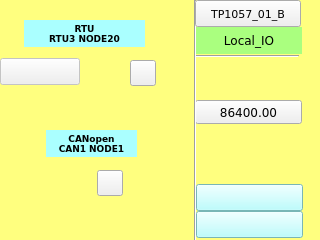
Old version of the form TP1057_01_B/Octopus_Prey/page100.ui in the repository MECTsrl/mect_apps.
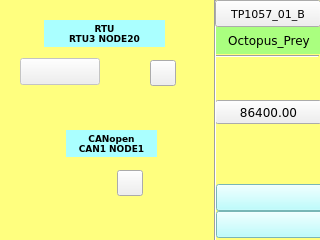
New version of the form. Custom widgets are drawn as their Qt base class.

Commit message: Octopus_Head and Prey review.

```diff
--- a/TP1057_01_B/Octopus_Prey/page100.ui
+++ b/TP1057_01_B/Octopus_Prey/page100.ui
@@ -34,7 +34,7 @@
   <widget class="Line" name="line">
    <property name="geometry">
     <rect>
-     <x>195</x>
+     <x>215</x>
      <y>46</y>
      <width>104</width>
      <height>20</height>
@@ -42,6 +42,7 @@
    </property>
    <property name="font">
     <font>
+     <family>DejaVu Sans</family>
      <pointsize>9</pointsize>
     </font>
    </property>
@@ -52,7 +53,7 @@
   <widget class="QLabel" name="label_RTU_AnIn_25">
    <property name="geometry">
     <rect>
-     <x>46</x>
+     <x>66</x>
      <y>130</y>
      <width>91</width>
      <height>27</height>
@@ -80,7 +81,7 @@
   <widget class="ATCMtime" name="atcmTime">
    <property name="geometry">
     <rect>
-     <x>196</x>
+     <x>216</x>
      <y>211</y>
      <width>107</width>
      <height>27</height>
@@ -132,7 +133,7 @@
   <widget class="ATCMled" name="atcmLed_2">
    <property name="geometry">
     <rect>
-     <x>57</x>
+     <x>77</x>
      <y>170</y>
      <width>26</width>
      <height>26</height>
@@ -144,6 +145,12 @@
    <property name="whatsThis">
     <string>ATCMled widget</string>
    </property>
+   <property name="font">
+    <font>
+     <family>DejaVu Sans</family>
+     <pointsize>8</pointsize>
+    </font>
+   </property>
    <property name="variable">
     <string>CAN_DigIn_1</string>
    </property>
@@ -168,7 +175,7 @@
   <widget class="ATCMbutton" name="atcmButton">
    <property name="geometry">
     <rect>
-     <x>130</x>
+     <x>150</x>
      <y>60</y>
      <width>26</width>
      <height>26</height>
@@ -176,6 +183,7 @@
    </property>
    <property name="font">
     <font>
+     <family>DejaVu Sans</family>
      <pointsize>7</pointsize>
     </font>
    </property>
@@ -236,7 +244,7 @@
   <widget class="ATCMbutton" name="atcmButton_3">
    <property name="geometry">
     <rect>
-     <x>97</x>
+     <x>117</x>
      <y>170</y>
      <width>26</width>
      <height>26</height>
@@ -244,6 +252,7 @@
    </property>
    <property name="font">
     <font>
+     <family>DejaVu Sans</family>
      <pointsize>7</pointsize>
     </font>
    </property>
@@ -304,7 +313,7 @@
   <widget class="ATCMlabel" name="atcmLabel_PLC_time">
    <property name="geometry">
     <rect>
-     <x>195</x>
+     <x>215</x>
      <y>100</y>
      <width>107</width>
      <height>24</height>
@@ -360,7 +369,7 @@
   <widget class="ATCMled" name="atcmLed">
    <property name="geometry">
     <rect>
-     <x>90</x>
+     <x>110</x>
      <y>60</y>
      <width>26</width>
      <height>26</height>
@@ -372,6 +381,12 @@
    <property name="whatsThis">
     <string>ATCMled widget</string>
    </property>
+   <property name="font">
+    <font>
+     <family>DejaVu Sans</family>
+     <pointsize>8</pointsize>
+    </font>
+   </property>
    <property name="variable">
     <string>RTU_RTU_RD</string>
    </property>
@@ -396,7 +411,7 @@
   <widget class="ATCMdate" name="atcmDate">
    <property name="geometry">
     <rect>
-     <x>196</x>
+     <x>216</x>
      <y>184</y>
      <width>107</width>
      <height>27</height>
@@ -451,7 +466,7 @@
   <widget class="Line" name="line_vt_2">
    <property name="geometry">
     <rect>
-     <x>187</x>
+     <x>207</x>
      <y>0</y>
      <width>16</width>
      <height>241</height>
@@ -470,7 +485,7 @@
   <widget class="QLabel" name="label_RTU_AnIn_24">
    <property name="geometry">
     <rect>
-     <x>24</x>
+     <x>44</x>
      <y>20</y>
      <width>121</width>
      <height>27</height>
@@ -498,7 +513,7 @@
   <widget class="ATCMbutton" name="atcmButton_MENU">
    <property name="geometry">
     <rect>
-     <x>195</x>
+     <x>215</x>
      <y>0</y>
      <width>106</width>
      <height>27</height>
@@ -567,7 +582,7 @@
   <widget class="QLabel" name="label_Qt_Project">
    <property name="geometry">
     <rect>
-     <x>196</x>
+     <x>216</x>
      <y>27</y>
      <width>106</width>
      <height>27</height>
@@ -583,7 +598,7 @@
     <string notr="true">background-color: rgb(170, 255, 127);</string>
    </property>
    <property name="text">
-    <string>Local_IO</string>
+    <string>Octopus_Prey</string>
    </property>
    <property name="alignment">
     <set>Qt::AlignCenter</set>
@@ -595,7 +610,7 @@
    </property>
    <property name="geometry">
     <rect>
-     <x>0</x>
+     <x>20</x>
      <y>58</y>
      <width>80</width>
      <height>27</height>
@@ -603,6 +618,7 @@
    </property>
    <property name="font">
     <font>
+     <family>DejaVu Sans</family>
      <pointsize>7</pointsize>
     </font>
    </property>
```
Left out of the diff: 21 changed lines with no effect on the pictures. The commit also changes 112 other files.
